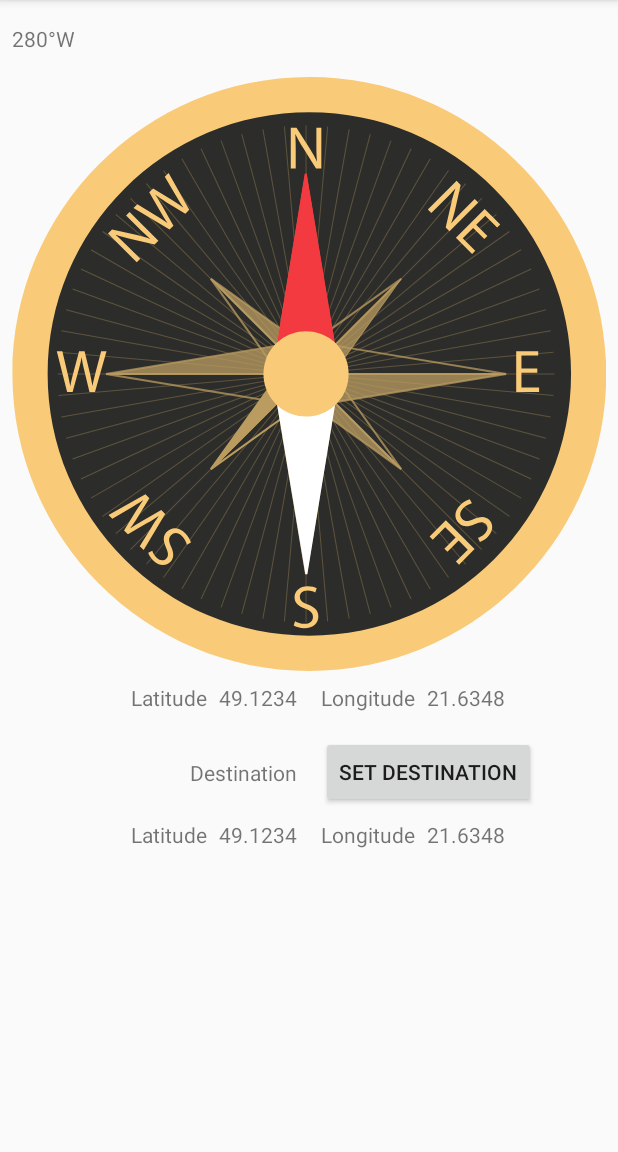
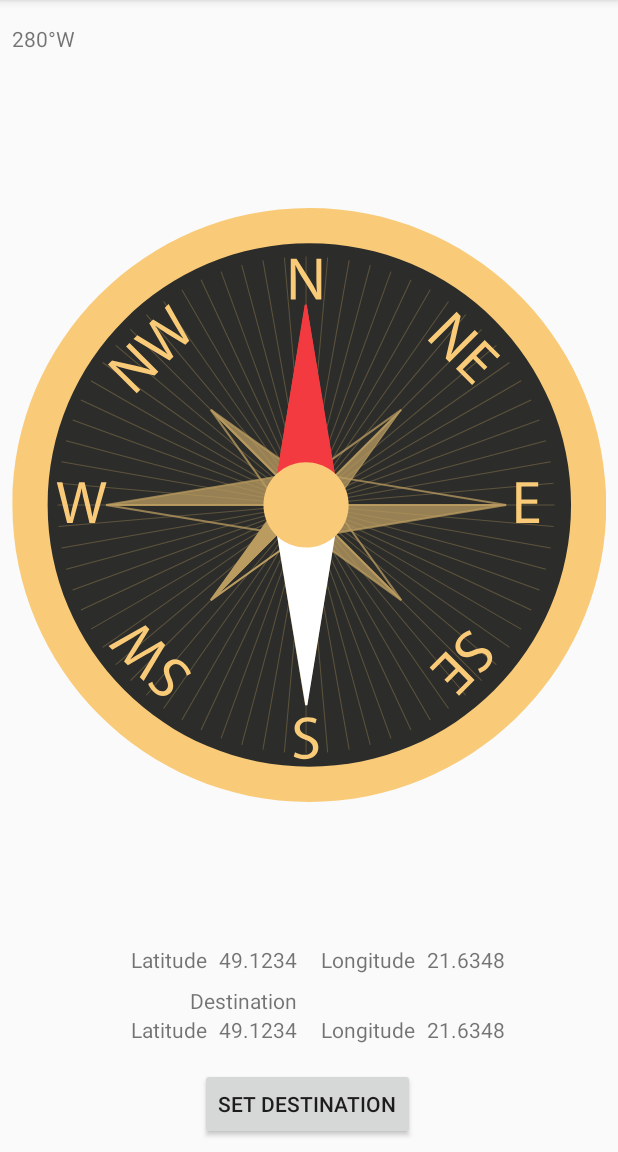
Before and after one commit to dawidraszka/CompassProject, an Android app: the screen it shows after launch (CompassActivity), on a phone screen of 412 x 824 dp, the part 84-1236 px from its top. Run offline under Robolectric (Android 15) with nearby library versions, the phone set to English and light mode, and no system bars.

Commit message:
Refactor to MVP

```diff
--- a/app/src/main/AndroidManifest.xml
+++ b/app/src/main/AndroidManifest.xml
@@ -12,7 +12,7 @@
         android:supportsRtl="true"
         android:theme="@style/AppTheme">
 
-        <activity android:name=".CompassActivity">
+        <activity android:name=".view.CompassActivity">
             <intent-filter>
                 <action android:name="android.intent.action.MAIN" />
 
--- a/app/src/main/java/pl/dawidraszka/compassproject/AppCompatActivityExt.kt
+++ b/app/src/main/java/pl/dawidraszka/compassproject/view/AppCompatActivityExt.kt
@@ -1,4 +1,4 @@
-package pl.dawidraszka.compassproject
+package pl.dawidraszka.compassproject.view
 
 import androidx.appcompat.app.AppCompatActivity
 import androidx.core.app.ActivityCompat
--- /dev/null
+++ b/app/src/main/java/pl/dawidraszka/compassproject/view/CompassActivity.kt
@@ -0,0 +1,114 @@
+package pl.dawidraszka.compassproject.view
+
+import android.Manifest
+import android.content.Context
+import android.content.pm.PackageManager
+import android.hardware.SensorManager
+import android.os.Bundle
+import android.view.View
+import android.view.animation.Animation
+import android.view.animation.RotateAnimation
+import android.widget.Toast
+import androidx.appcompat.app.AppCompatActivity
+import androidx.core.app.ActivityCompat
+import com.google.android.material.snackbar.Snackbar
+import kotlinx.android.synthetic.main.activity_compass.*
+
+import pl.dawidraszka.compassproject.R
+import pl.dawidraszka.compassproject.model.Direction
+import pl.dawidraszka.compassproject.presenter.CompassPresenter
+
+const val PERMISSION_REQUEST_LOCATION = 0
+
+class CompassActivity : AppCompatActivity(), ActivityCompat.OnRequestPermissionsResultCallback,
+    CompassView {
+
+    private lateinit var presenter: CompassPresenter
+
+    override fun onCreate(savedInstanceState: Bundle?) {
+        super.onCreate(savedInstanceState)
+        setContentView(R.layout.activity_compass)
+
+        presenter =
+            CompassPresenter(this, getSystemService(Context.SENSOR_SERVICE) as SensorManager)
+
+        if (checkSelfPermissionCompat(Manifest.permission.ACCESS_COARSE_LOCATION) ==
+            PackageManager.PERMISSION_GRANTED
+        ) removeLocationPermissionButton() else {
+            provide_location_permission.setOnClickListener { requestLocationPermission() }
+        }
+    }
+
+    override fun onRequestPermissionsResult(
+        requestCode: Int,
+        permissions: Array<out String>,
+        grantResults: IntArray
+    ) {
+        if (requestCode == PERMISSION_REQUEST_LOCATION) {
+            val message =
+                if (grantResults.size == 1 && grantResults[0] == PackageManager.PERMISSION_GRANTED) {
+                    removeLocationPermissionButton()
+                    R.string.location_permission_granted
+                } else R.string.location_permission_denied
+
+            Toast.makeText(this, message, Toast.LENGTH_SHORT).show()
+        }
+    }
+
+    private fun removeLocationPermissionButton() {
+        provide_location_permission.visibility = View.GONE
+    }
+
+    private fun requestLocationPermission() {
+        if (shouldShowRequestPermissionRationaleCompat(Manifest.permission.ACCESS_COARSE_LOCATION)) {
+            Snackbar.make(
+                provide_location_permission,
+                R.string.location_permission_alert_message,
+                Snackbar.LENGTH_INDEFINITE
+            ).setAction(
+                R.string.ok
+            ) {
+                requestPermissionsCompat(
+                    arrayOf(Manifest.permission.ACCESS_COARSE_LOCATION),
+                    PERMISSION_REQUEST_LOCATION
+                )
+            }.show()
+
+        } else {
+            requestPermissionsCompat(
+                arrayOf(Manifest.permission.ACCESS_COARSE_LOCATION),
+                PERMISSION_REQUEST_LOCATION
+            )
+        }
+    }
+
+
+    override fun onResume() {
+        super.onResume()
+        presenter.onResume()
+    }
+
+    override fun onPause() {
+        super.onPause()
+        presenter.onPause()
+    }
+
+    override fun rotateCompassNeedle(needleDegree: Float, rotation: Float) {
+        val rotateAnimation = RotateAnimation(
+            needleDegree,
+            rotation,
+            Animation.RELATIVE_TO_SELF, 0.5f,
+            Animation.RELATIVE_TO_SELF,
+            0.5f
+        )
+
+        rotateAnimation.duration = 200
+        rotateAnimation.fillAfter = true
+
+        compass_needle_iv.startAnimation(rotateAnimation)
+    }
+
+    override fun updateDirection(direction: Direction) {
+        direction_tv.text = direction.toString()
+    }
+}
--- /dev/null
+++ b/app/src/main/java/pl/dawidraszka/compassproject/view/CompassView.kt
@@ -0,0 +1,8 @@
+package pl.dawidraszka.compassproject.view
+
+import pl.dawidraszka.compassproject.model.Direction
+
+interface CompassView {
+    fun rotateCompassNeedle(needleDegree: Float, rotation: Float)
+    fun updateDirection(direction: Direction)
+}
--- a/app/src/main/res/layout/activity_compass.xml
+++ b/app/src/main/res/layout/activity_compass.xml
@@ -4,7 +4,7 @@
     xmlns:tools="http://schemas.android.com/tools"
     android:layout_width="match_parent"
     android:layout_height="match_parent"
-    tools:context=".CompassActivity">
+    tools:context=".view.CompassActivity">
 
     <TextView
         android:id="@+id/direction_tv"
@@ -21,11 +21,13 @@
     <ImageView
         android:id="@+id/compass_iv"
         android:layout_width="0dp"
-        android:layout_height="wrap_content"
+        android:layout_height="0dp"
         android:layout_marginStart="8dp"
         android:layout_marginTop="16dp"
         android:layout_marginEnd="8dp"
+        android:layout_marginBottom="8dp"
         android:adjustViewBounds="true"
+        app:layout_constraintBottom_toTopOf="@+id/current_latitude_label"
         app:layout_constraintEnd_toEndOf="parent"
         app:layout_constraintStart_toStartOf="parent"
         app:layout_constraintTop_toBottomOf="@+id/direction_tv"
@@ -54,13 +56,13 @@
         android:layout_width="0dp"
         android:layout_height="wrap_content"
         android:layout_marginStart="8dp"
-        android:layout_marginTop="8dp"
         android:layout_marginEnd="4dp"
+        android:layout_marginBottom="8dp"
         android:gravity="end"
         android:text="@string/latitude"
+        app:layout_constraintBottom_toTopOf="@+id/destination_label"
         app:layout_constraintEnd_toStartOf="@+id/current_latitude_tv"
-        app:layout_constraintStart_toStartOf="parent"
-        app:layout_constraintTop_toBottomOf="@+id/compass_iv" />
+        app:layout_constraintStart_toStartOf="parent" />
 
     <TextView
         android:id="@+id/current_latitude_tv"
@@ -102,32 +104,21 @@
         android:layout_height="wrap_content"
         android:layout_marginEnd="8dp"
         android:text="@string/destination"
-        app:layout_constraintBottom_toBottomOf="@+id/set_destination_button"
-        app:layout_constraintEnd_toStartOf="@+id/guideline"
-        app:layout_constraintTop_toTopOf="@+id/set_destination_button" />
-
-    <Button
-        android:id="@+id/set_destination_button"
-        android:layout_width="wrap_content"
-        android:layout_height="wrap_content"
-        android:layout_marginStart="8dp"
-        android:layout_marginTop="16dp"
-        android:text="@string/set_destination"
-        app:layout_constraintStart_toStartOf="@+id/guideline"
-        app:layout_constraintTop_toBottomOf="@+id/current_longitude_tv" />
+        app:layout_constraintBottom_toTopOf="@+id/destination_latitude_label"
+        app:layout_constraintEnd_toStartOf="@+id/guideline" />
 
     <TextView
         android:id="@+id/destination_latitude_label"
         android:layout_width="0dp"
         android:layout_height="wrap_content"
         android:layout_marginStart="8dp"
-        android:layout_marginTop="8dp"
         android:layout_marginEnd="4dp"
+        android:layout_marginBottom="16dp"
         android:gravity="end"
         android:text="@string/latitude"
+        app:layout_constraintBottom_toTopOf="@+id/set_destination_button"
         app:layout_constraintEnd_toStartOf="@+id/destination_latitude_tv"
-        app:layout_constraintStart_toStartOf="parent"
-        app:layout_constraintTop_toBottomOf="@+id/set_destination_button" />
+        app:layout_constraintStart_toStartOf="parent" />
 
     <TextView
         android:id="@+id/destination_latitude_tv"
@@ -163,4 +154,27 @@
         app:layout_constraintHorizontal_bias="0.5"
         app:layout_constraintStart_toEndOf="@+id/destination_longitude_label" />
 
+    <Button
+        android:id="@+id/provide_location_permission"
+        android:layout_width="wrap_content"
+        android:layout_height="wrap_content"
+        android:layout_marginStart="8dp"
+        android:layout_marginEnd="8dp"
+        android:layout_marginBottom="16dp"
+        android:text="@string/provide_location_permission"
+        app:layout_constraintBottom_toBottomOf="parent"
+        app:layout_constraintEnd_toEndOf="parent"
+        app:layout_constraintHorizontal_bias="0.496"
+        app:layout_constraintStart_toStartOf="parent" />
+
+    <Button
+        android:id="@+id/set_destination_button"
+        android:layout_width="wrap_content"
+        android:layout_height="wrap_content"
+        android:layout_marginBottom="8dp"
+        android:text="@string/set_destination"
+        app:layout_constraintBottom_toTopOf="@+id/provide_location_permission"
+        app:layout_constraintEnd_toEndOf="@+id/provide_location_permission"
+        app:layout_constraintStart_toStartOf="@+id/provide_location_permission" />
+
 </androidx.constraintlayout.widget.ConstraintLayout>
--- a/app/src/main/res/values/strings.xml
+++ b/app/src/main/res/values/strings.xml
@@ -2,10 +2,12 @@
     <string name="app_name">CompassProject</string>
     <string name="latitude">Latitude</string>
     <string name="longitude">Longitude</string>
-    <string name="set_destination">set destination</string>
+    <string name="provide_location_permission">provide location permission</string>
     <string name="destination">Destination</string>
+    <string name="location_permission_granted">Location permission granted.</string>
     <string name="location_permission_denied">Location permission denied.</string>
     <string name="location_permission_alert_title">Permission required!</string>
     <string name="location_permission_alert_message">In order to use this functionality, application needs location permissions</string>
     <string name="ok">ok</string>
+    <string name="set_destination">set destination</string>
 </resources>
```
Also changed, not shown: app/src/main/java/pl/dawidraszka/compassproject/CompassActivity.kt (deleted, +0 -186 lines), app/src/main/java/pl/dawidraszka/compassproject/model/Direction.kt (added, +28 -0 lines), app/src/main/java/pl/dawidraszka/compassproject/presenter/CompassPresenter.kt (added, +88 -0 lines).
